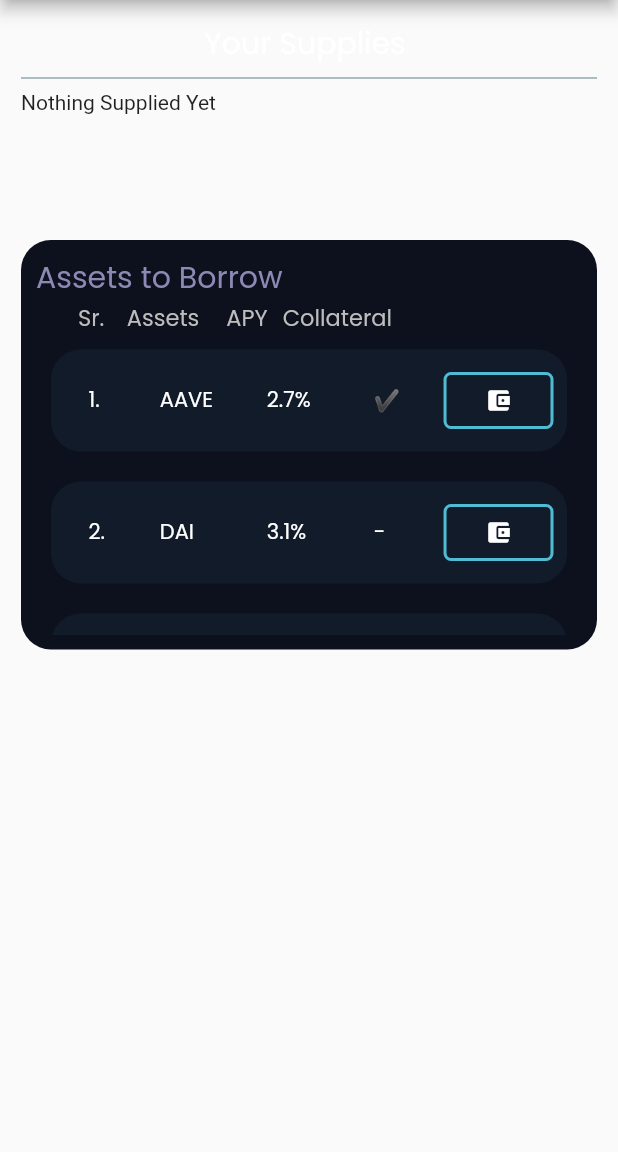
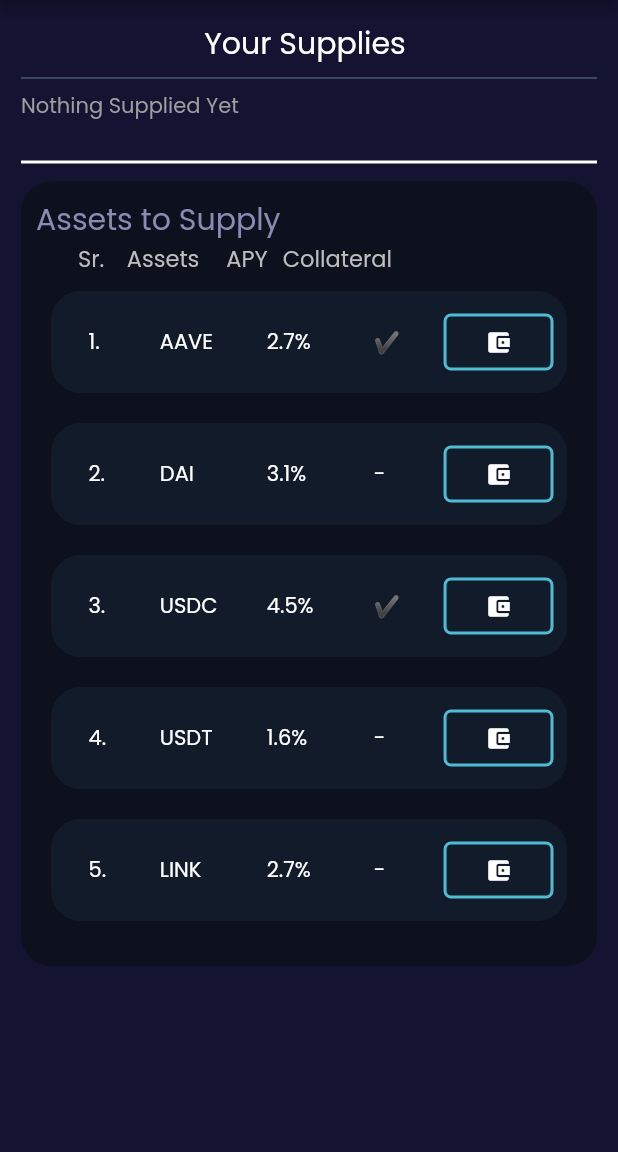
Before and after one commit to ayushshah31/COC_Spaghetti-Coders-1337-App, a Flutter app: the BottomBarStart screen opened directly with empty values, after a tap on "Assets to Supply", on a phone screen of 412 x 824 dp, the part 84-1236 px from its top. Run offline on Flutter 3.47's test engine with Material 2 defaults, Android fonts, the phone set to English and light mode, and no system bars; our stand-ins replace cloud_firestore, firebase_auth, firebase_core, firebase_storage, get, google_fonts and 3 more; missing offline and left inert: dart:ffi, google_ml_kit, molten_navigationbar_flutter, walletconnect_dart, web3dart; accounts and stored records are empty.

Commit message:
Final UI

```diff
--- a/lib/UI/home.dart
+++ b/lib/UI/home.dart
@@ -58,6 +58,20 @@ class _HomePageState extends State<HomePage> {
             decoration: BoxDecoration(
               borderRadius: BorderRadius.circular(20),
               color: const Color(0xff0d101d),
+              boxShadow: [
+                BoxShadow(
+                  offset: Offset(1,1),
+                  color: Color(0xff44D62C),
+                  blurRadius: 5,
+                  blurStyle: BlurStyle.solid
+                ),
+                BoxShadow(
+                    offset: Offset(-1,-1),
+                    color: Color(0xff006E33),
+                    blurRadius: 1,
+                    blurStyle: BlurStyle.solid
+                )
+              ]
             ),
             height:100,
             width: double.infinity,
@@ -70,15 +84,7 @@ class _HomePageState extends State<HomePage> {
                     crossAxisAlignment: CrossAxisAlignment.start,
                     children: [
                       Text("My Balance",style: GoogleFonts.poppins(color: const Color(0xff8C89B4),fontSize: 22)),
-                      Text("3.00",style: GoogleFonts.poppins(color: Colors.white,fontSize: 22)),
-                      // Stack(
-                      //   children: [
-                      //     Image.asset('assets/Rectangle 34.png',scale: 0.9,),
-                      //     const Padding(padding: EdgeInsets.fromLTRB(10, 3, 0, 0),child: Text('+1.29%',style: TextStyle(
-                      //       color: Colors.green,
-                      //     ),),)
-                      //   ],
-                      // )
+                      Text("2.89572",style: GoogleFonts.poppins(color: Colors.white,fontSize: 22)),
                     ],
                   ),
                 ),
--- a/lib/UI/loginMeta.dart
+++ b/lib/UI/loginMeta.dart
@@ -117,7 +117,7 @@ class _LoginMetaState extends State<LoginMeta> {
           Hero(
             tag: 'logo',
             child: Padding(
-                padding: const EdgeInsets.fromLTRB(10, 240, 10, 30),
+                padding: const EdgeInsets.fromLTRB(10, 150, 10, 30),
                 child: Image.asset('assets/logo.png',scale: 0.5,)
             ),
           ),
@@ -138,9 +138,9 @@ class _LoginMetaState extends State<LoginMeta> {
                   ]
               )
           ) : Container(),
-              Image.asset('images/wallet.png'),
+              Image.asset('images/giphy.gif',scale: 2,),
           Padding(
-            padding: const EdgeInsets.fromLTRB(20, 80, 20, 0),
+            padding: const EdgeInsets.fromLTRB(20, 10, 20, 0),
             child: OutlinedButton(
                 style: OutlinedButton.styleFrom(
                   side: BorderSide(width: 2.0, color: Color(0xff4fbcd3),strokeAlign: 0),
--- a/lib/UI/supply.dart
+++ b/lib/UI/supply.dart
@@ -30,6 +30,7 @@ class _SupplyState extends State<Supply> {
         centerTitle: true,
         backgroundColor: Color(0xff141332),
       ),
+      backgroundColor: Color(0xff141332),
       body: Column(
         children: [
           Container(
@@ -39,16 +40,17 @@ class _SupplyState extends State<Supply> {
                 Text("Your Supplies ",style: GoogleFonts.poppins(fontSize: 20,color: Colors.white),),
                 Divider(color: Colors.blueGrey),
                 Container(
-                  height: 100,
+                  height: 40,
                   child: ListView.builder(
                     itemCount: 1,
                       itemBuilder: (context,index){
-                      return const Text("Nothing Supplied Yet");
+                      return Text("Nothing Supplied Yet",style: GoogleFonts.poppins(fontSize: 14,color: Colors.grey),);
                       }
                   ),
                 ),
-                GestureDetector(
-                  child: Container(
+                Divider(color: Colors.white,thickness: 2,),
+                SizedBox(height:5),
+                Container(
                   padding: EdgeInsets.all(10),
                   decoration: BoxDecoration(
                       color: Color(0xff0d101d),
@@ -57,7 +59,7 @@ class _SupplyState extends State<Supply> {
                   child: Column(
                     crossAxisAlignment: CrossAxisAlignment.start,
                     children: [
-                        Text("Assets to Borrow ",style: GoogleFonts.poppins(fontSize: 20,color: Color(0xff8C89B4)),),
+                      Text("Assets to Supply ",style: GoogleFonts.poppins(fontSize: 20,color: Color(0xff8C89B4)),),
                       Row(
                         // mainAxisAlignment: MainAxisAlignment.spaceEvenly,
                         children: [
@@ -72,7 +74,7 @@ class _SupplyState extends State<Supply> {
                         ],
                       ),
                       Container(
-                          height: 200,
+                        height: 450,
                         child: ListView.builder(
                             itemCount: assets.length,
                             itemBuilder: (context, index){
@@ -102,7 +104,6 @@ class _SupplyState extends State<Supply> {
                     ],
                   ),
                 ),
-                ),
               ],
             )
           )
```
Also changed, not shown: lib/UI/borrow.dart (+5 -3 lines), lib/UI/swap.dart (+10 -6 lines). Lines whose indentation alone changed are shown as unchanged.
